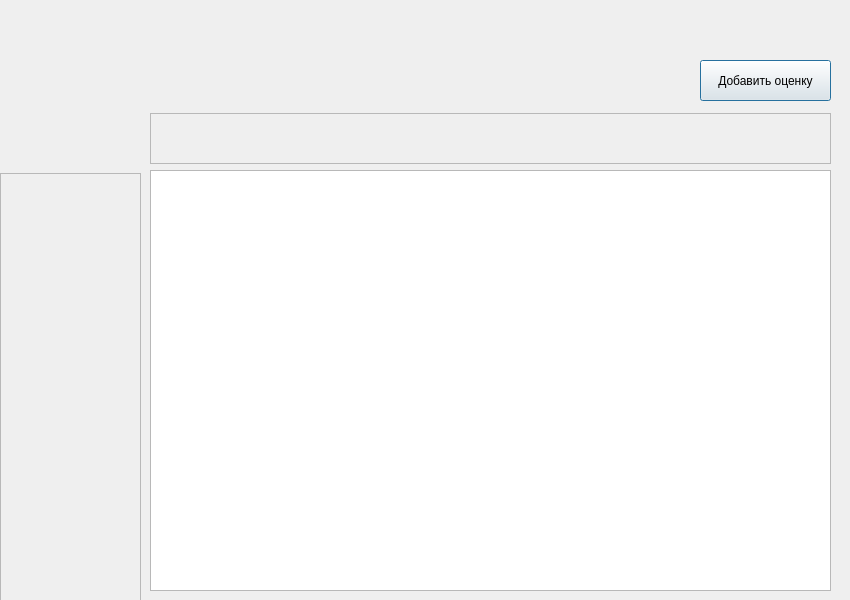
Above: mainwindow.ui from alpha4vit/polya-el-diary before the change. Below: the same form after it.
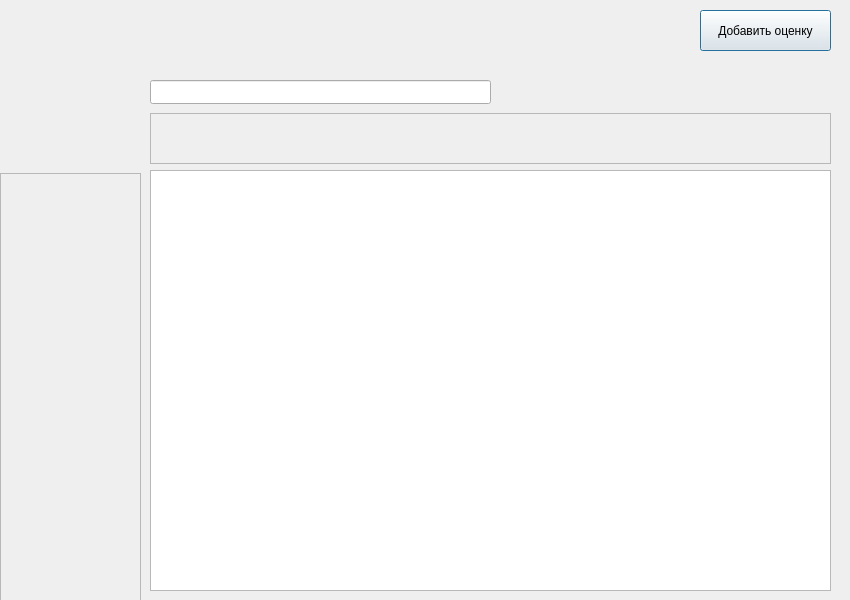
That is the form after the change.

Patch:
```diff
--- a/mainwindow.ui
+++ b/mainwindow.ui
@@ -29,7 +29,7 @@
    <property name="geometry">
     <rect>
      <x>700</x>
-     <y>60</y>
+     <y>10</y>
      <width>131</width>
      <height>41</height>
     </rect>
@@ -96,6 +96,16 @@
     <layout class="QHBoxLayout" name="horizontalLayout"/>
    </widget>
   </widget>
+  <widget class="QLineEdit" name="search_input">
+   <property name="geometry">
+    <rect>
+     <x>150</x>
+     <y>80</y>
+     <width>341</width>
+     <height>24</height>
+    </rect>
+   </property>
+  </widget>
  </widget>
  <resources/>
  <connections/>
```
